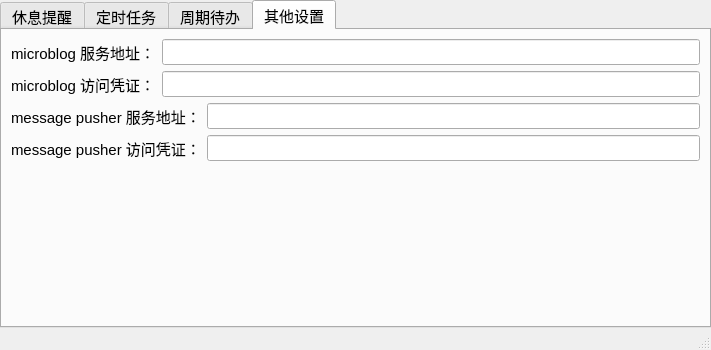
The window that main.ui (songquanpeng/personal-assistant) describes before a commit, drawn with Qt 5.
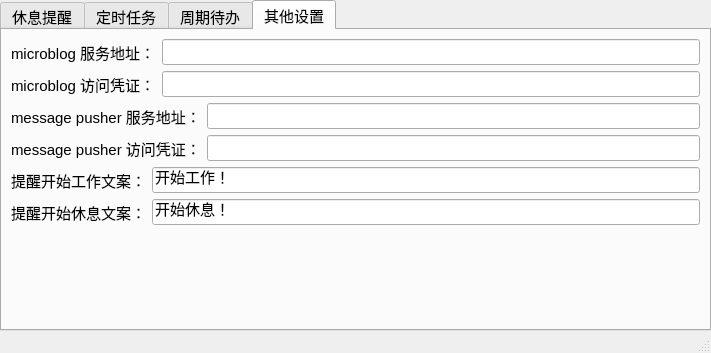
The same window after the commit. The open tabs and pages were chosen to show the change.

```diff
--- a/main.ui
+++ b/main.ui
@@ -7,7 +7,7 @@
     <x>0</x>
     <y>0</y>
     <width>711</width>
-    <height>350</height>
+    <height>353</height>
    </rect>
   </property>
   <property name="windowTitle">
@@ -463,6 +463,48 @@
          </layout>
         </item>
         <item row="4" column="0">
+         <layout class="QHBoxLayout" name="horizontalLayout_10">
+          <item>
+           <widget class="QLabel" name="label_10">
+            <property name="text">
+             <string>提醒开始工作文案：</string>
+            </property>
+           </widget>
+          </item>
+          <item>
+           <widget class="QLineEdit" name="workTextLineEdit">
+            <property name="text">
+             <string>开始工作！</string>
+            </property>
+            <property name="echoMode">
+             <enum>QLineEdit::Normal</enum>
+            </property>
+           </widget>
+          </item>
+         </layout>
+        </item>
+        <item row="5" column="0">
+         <layout class="QHBoxLayout" name="horizontalLayout_11">
+          <item>
+           <widget class="QLabel" name="label_11">
+            <property name="text">
+             <string>提醒开始休息文案：</string>
+            </property>
+           </widget>
+          </item>
+          <item>
+           <widget class="QLineEdit" name="restTextLineEdit">
+            <property name="text">
+             <string>开始休息！</string>
+            </property>
+            <property name="echoMode">
+             <enum>QLineEdit::Normal</enum>
+            </property>
+           </widget>
+          </item>
+         </layout>
+        </item>
+        <item row="6" column="0">
          <spacer name="verticalSpacer_3">
           <property name="orientation">
            <enum>Qt::Vertical</enum>
```
